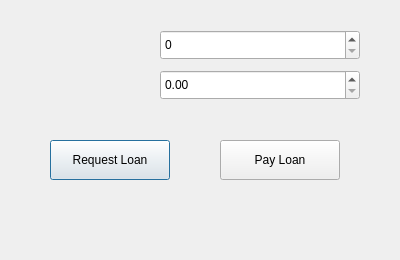
Old version of the form gui/LoansDialog.ui in the repository guikae06/MiniBankSystem.
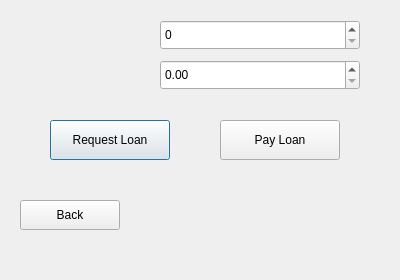
New version of the form.

Patch:
```diff
--- a/gui/LoansDialog.ui
+++ b/gui/LoansDialog.ui
@@ -2,67 +2,14 @@
 <ui version="4.0">
  <class>LoansDialog</class>
  <widget class="QDialog" name="LoansDialog">
-  <property name="geometry">
-   <rect>
-    <x>0</x>
-    <y>0</y>
-    <width>400</width>
-    <height>260</height>
-   </rect>
-  </property>
-  <property name="windowTitle">
-   <string>Loans</string>
-  </property>
+  <property name="geometry"><rect><x>0</x><y>0</y><width>400</width><height>280</height></rect></property>
+  <property name="windowTitle"><string>Loans</string></property>
   <widget class="QWidget" name="widget">
-   <widget class="QSpinBox" name="accountIdSpinBox">
-    <property name="geometry">
-     <rect>
-      <x>160</x>
-      <y>30</y>
-      <width>200</width>
-      <height>30</height>
-     </rect>
-    </property>
-   </widget>
-   <widget class="QDoubleSpinBox" name="amountDoubleSpinBox">
-    <property name="geometry">
-     <rect>
-      <x>160</x>
-      <y>70</y>
-      <width>200</width>
-      <height>30</height>
-     </rect>
-    </property>
-    <property name="maximum">
-     <double>1000000.0</double>
-    </property>
-   </widget>
-   <widget class="QPushButton" name="requestLoanButton">
-    <property name="geometry">
-     <rect>
-      <x>50</x>
-      <y>140</y>
-      <width>120</width>
-      <height>40</height>
-     </rect>
-    </property>
-    <property name="text">
-     <string>Request Loan</string>
-    </property>
-   </widget>
-   <widget class="QPushButton" name="payLoanButton">
-    <property name="geometry">
-     <rect>
-      <x>220</x>
-      <y>140</y>
-      <width>120</width>
-      <height>40</height>
-     </rect>
-    </property>
-    <property name="text">
-     <string>Pay Loan</string>
-    </property>
-   </widget>
+   <widget class="QSpinBox" name="accountIdSpinBox"><property name="geometry"><rect><x>160</x><y>20</y><width>200</width><height>30</height></rect></property></widget>
+   <widget class="QDoubleSpinBox" name="amountDoubleSpinBox"><property name="geometry"><rect><x>160</x><y>60</y><width>200</width><height>30</height></rect></property><property name="maximum"><double>1000000</double></property></widget>
+   <widget class="QPushButton" name="requestLoanButton"><property name="geometry"><rect><x>50</x><y>120</y><width>120</width><height>40</height></rect></property><property name="text"><string>Request Loan</string></property></widget>
+   <widget class="QPushButton" name="payLoanButton"><property name="geometry"><rect><x>220</x><y>120</y><width>120</width><height>40</height></rect></property><property name="text"><string>Pay Loan</string></property></widget>
+   <widget class="QPushButton" name="backButton"><property name="geometry"><rect><x>20</x><y>200</y><width>100</width><height>30</height></rect></property><property name="text"><string>Back</string></property></widget>
   </widget>
  </widget>
  <resources/>
```
